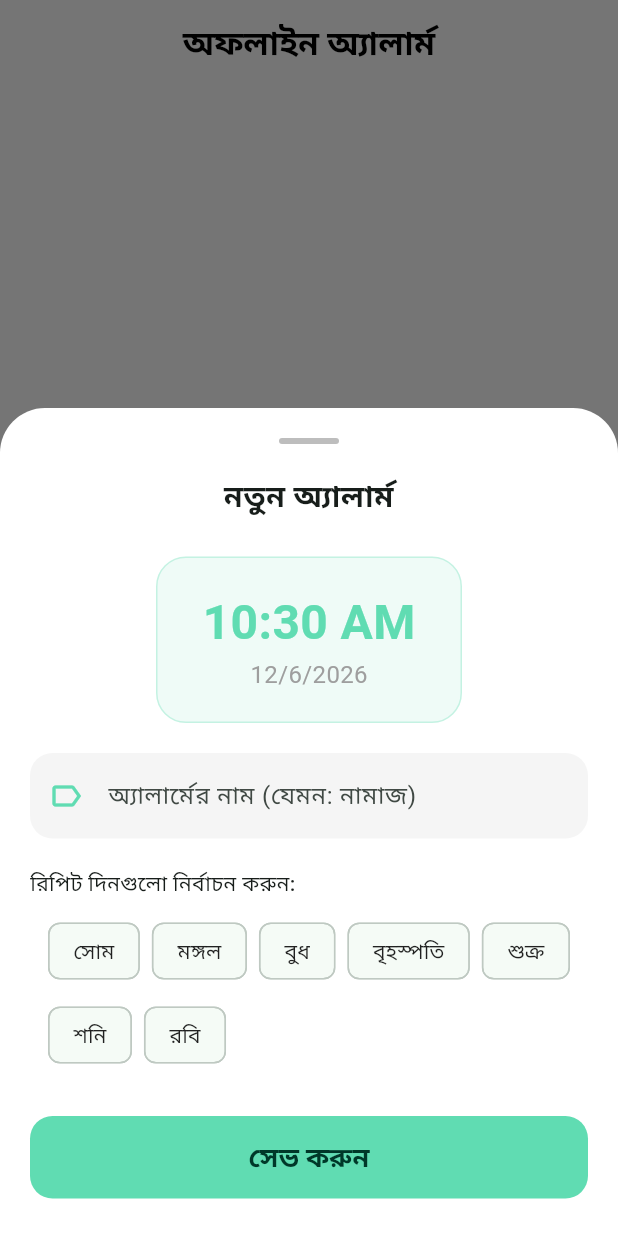
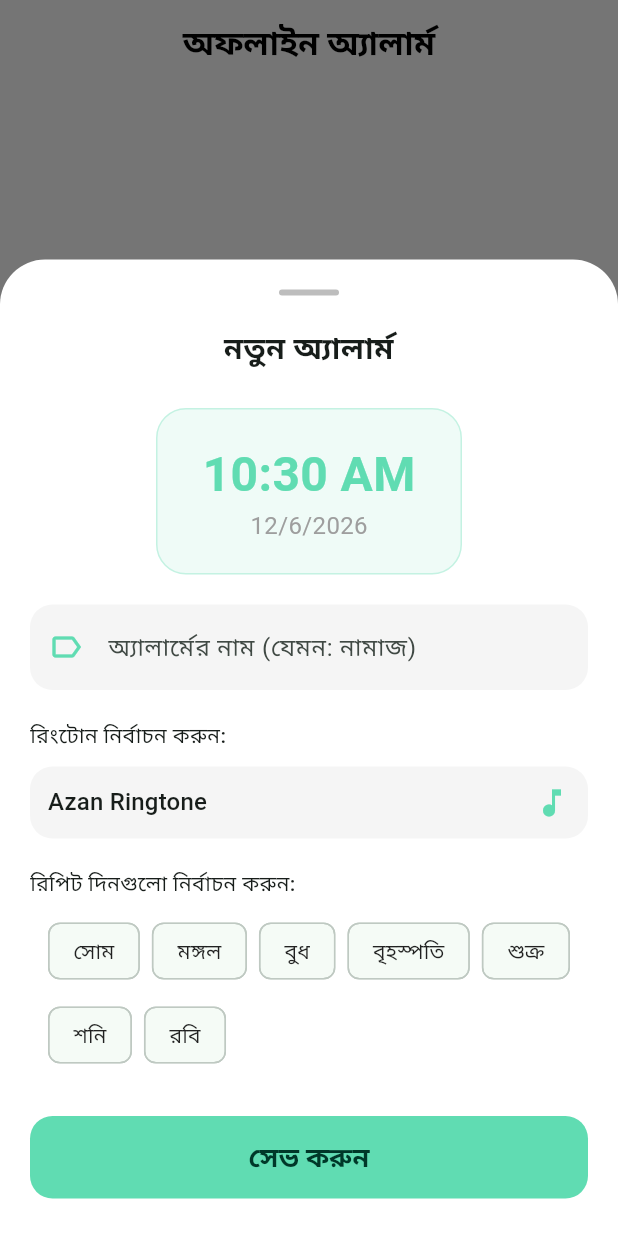
Before and after one commit to motiur-mostakim/Hisab-App-With-Firebase, a Flutter app: the AlarmScreen screen opened directly, after a tap on "নতুন অ্যালার্ম", on a phone screen of 412 x 824 dp. Run offline on Flutter 3.47's test engine with Material 3 defaults, Android fonts, the phone set to English and light mode, and no system bars; our stand-ins replace cloud_firestore, firebase_auth, firebase_core, firebase_messaging, firebase_storage, flutter_local_notifications and 8 more; missing offline and left inert: firebase_in_app_messaging, mailer; accounts and stored records are empty.

Commit message:
alarm screen> multiple ringtone system added

```diff
--- a/lib/core/model/note_model.dart
+++ b/lib/core/model/note_model.dart
@@ -9,6 +9,7 @@ class NoteModel {
   final DateTime updatedAt;
   final DateTime? alarmTime;
   final List<int>? repeatDays;
+  final String? soundName;
 
   NoteModel({
     required this.id,
@@ -19,6 +20,7 @@ class NoteModel {
     required this.updatedAt,
     this.alarmTime,
     this.repeatDays,
+    this.soundName,
   });
 
   // =========================
@@ -36,6 +38,7 @@ class NoteModel {
       'alarmTime':
       alarmTime != null ? Timestamp.fromDate(alarmTime!) : null,
       'repeatDays': repeatDays,
+      'soundName': soundName,
     };
   }
 
@@ -53,6 +56,7 @@ class NoteModel {
       repeatDays: map['repeatDays'] != null
           ? List<int>.from(map['repeatDays'])
           : null,
+      soundName: map['soundName'],
     );
   }
 
@@ -69,6 +73,7 @@ class NoteModel {
     "updatedAt": updatedAt.toIso8601String(),
     "alarmTime": alarmTime?.toIso8601String(),
     "repeatDays": repeatDays,
+    "soundName": soundName,
   };
 
   factory NoteModel.fromJson(Map<String, dynamic> json) {
@@ -85,6 +90,7 @@ class NoteModel {
       repeatDays: json["repeatDays"] != null
           ? List<int>.from(json["repeatDays"])
           : null,
+      soundName: json["soundName"],
     );
   }
 }
--- a/lib/core/services/notification_service.dart
+++ b/lib/core/services/notification_service.dart
@@ -139,7 +139,7 @@ class NotificationService {
               "নোট: ${note.title}",
               note.content ?? "",
               note.alarmTime!,
-              soundName: 'notification',
+              soundName: note.soundName ?? 'notification',
             );
           }
         } else {
@@ -149,7 +149,7 @@ class NotificationService {
             note.content ?? "",
             TimeOfDay.fromDateTime(note.alarmTime!),
             note.repeatDays!,
-            soundName: 'notification',
+            soundName: note.soundName ?? 'notification',
           );
         }
       }
--- a/lib/src/features/alarm_screen.dart
+++ b/lib/src/features/alarm_screen.dart
@@ -27,6 +27,14 @@ class _AlarmScreenState extends State<AlarmScreen> {
     "শুক্র",
     "শনি",
     "রবি",
+  ];
+
+  final List<Map<String, String>> _ringtones = [
+    {"name": "Azan Ringtone", "value": "azan_rington"},
+    {"name": "Notification Tone", "value": "notification"},
+    {"name": "Ringtone", "value": "sound_alarm"},
+    {"name": "Natural Selection", "value": "natural_selection"},
+    {"name": "SubhanAllah Ringtone", "value": "subhan_allah_rington"},
   ];
 
   @override
@@ -67,9 +75,9 @@ class _AlarmScreenState extends State<AlarmScreen> {
   void _showNoteBottomSheet({NoteModel? note}) {
     final titleController = TextEditingController(text: note?.title);
     DateTime? alarmTime = note?.alarmTime;
-    List<int> selectedRepeatDays = note?.repeatDays != null
-        ? List.from(note!.repeatDays!)
-        : [];
+    List<int> selectedRepeatDays =
+        note?.repeatDays != null ? List.from(note!.repeatDays!) : [];
+    String selectedSound = note?.soundName ?? "azan_rington";
 
     showModalBottomSheet(
       context: context,
@@ -200,6 +208,46 @@ class _AlarmScreenState extends State<AlarmScreen> {
                     const Align(
                       alignment: Alignment.centerLeft,
                       child: Text(
+                        "রিংটোন নির্বাচন করুন:",
+                        style: TextStyle(fontWeight: FontWeight.w500),
+                      ),
+                    ),
+                    const SizedBox(height: 10),
+                    Container(
+                      padding: const EdgeInsets.symmetric(horizontal: 12),
+                      decoration: BoxDecoration(
+                        color: isDark ? Colors.white10 : Colors.grey[100],
+                        borderRadius: BorderRadius.circular(15),
+                      ),
+                      child: DropdownButtonHideUnderline(
+                        child: DropdownButton<String>(
+                          value: selectedSound,
+                          isExpanded: true,
+                          dropdownColor:
+                              isDark ? const Color(0xFF1E1E32) : Colors.white,
+                          icon: const Icon(Icons.music_note,
+                              color: Color(0xFF60DCB2)),
+                          items: _ringtones.map((ringtone) {
+                            return DropdownMenuItem<String>(
+                              value: ringtone['value'],
+                              child: Text(ringtone['name']!),
+                            );
+                          }).toList(),
+                          onChanged: (value) {
+                            if (value != null) {
+                              setModalState(() {
+                                selectedSound = value;
+                              });
+                            }
+                          },
+                        ),
+                      ),
+                    ),
+
+                    const SizedBox(height: 20),
+                    const Align(
+                      alignment: Alignment.centerLeft,
+                      child: Text(
                         "রিপিট দিনগুলো নির্বাচন করুন:",
                         style: TextStyle(fontWeight: FontWeight.w500),
                       ),
@@ -248,7 +296,6 @@ class _AlarmScreenState extends State<AlarmScreen> {
                           elevation: 0,
                         ),
                         onPressed: () async {
-
                           final finalAlarmTime = alarmTime ?? DateTime.now();
 
                           final noteId = note?.id ?? const Uuid().v4();
@@ -264,6 +311,7 @@ class _AlarmScreenState extends State<AlarmScreen> {
                             repeatDays: selectedRepeatDays.isEmpty
                                 ? null
                                 : selectedRepeatDays,
+                            soundName: selectedSound,
                           );
 
                           if (note == null) {
@@ -287,7 +335,7 @@ class _AlarmScreenState extends State<AlarmScreen> {
                                 "অ্যালার্ম: ${titleController.text}",
                                 "এখনই সময়!",
                                 finalAlarmTime,
-                                soundName: "azan_rington",
+                                soundName: selectedSound,
                               );
                             }
                           } else {
@@ -298,7 +346,7 @@ class _AlarmScreenState extends State<AlarmScreen> {
                               "এখনই সময়!",
                               TimeOfDay.fromDateTime(finalAlarmTime),
                               selectedRepeatDays,
-                                soundName: "azan_rington",
+                              soundName: selectedSound,
                             );
                           }
 
```
Also changed, not shown: 2 other files. Lines whose indentation alone changed are shown as unchanged.
